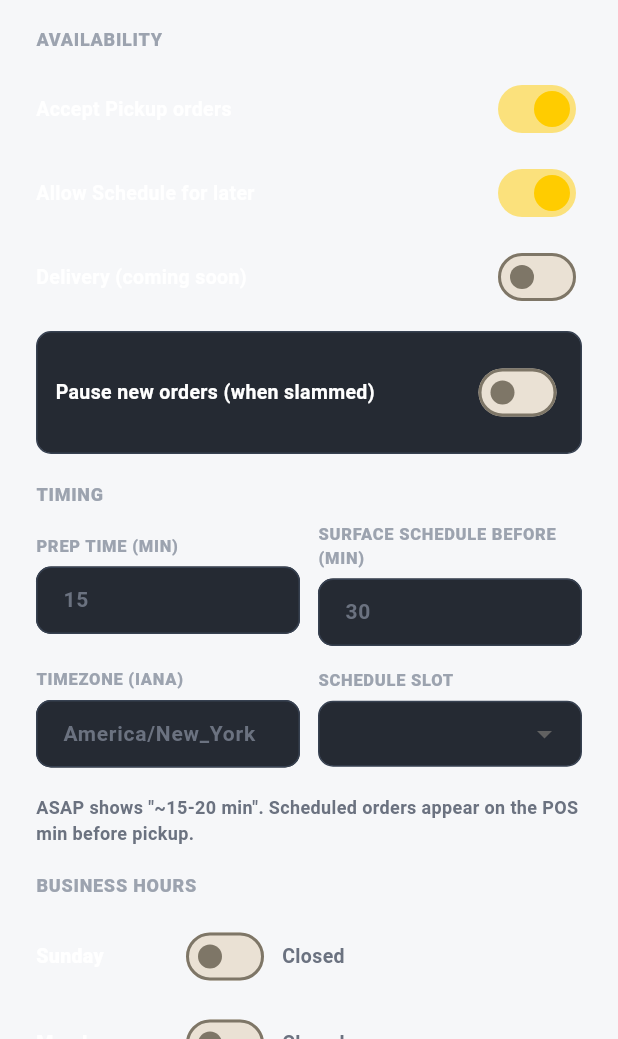
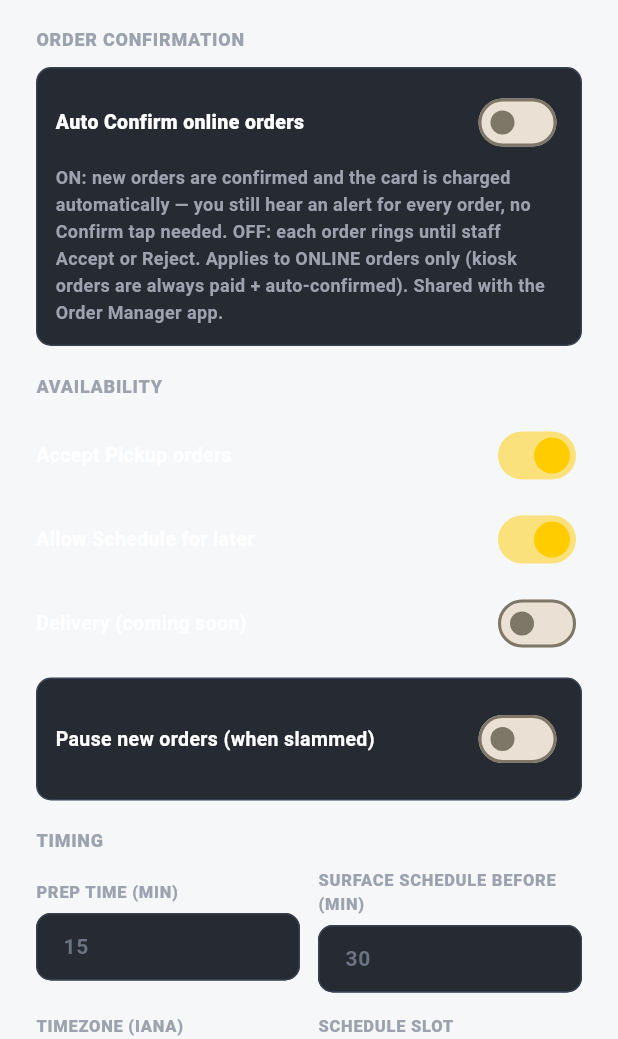
Before and after one commit to kentranus/vido-food-flutter, a Flutter app: the _OrderingTab widget shown alone on an empty page, opened directly with empty values, on a phone screen of 412 x 824 dp, the part 197-1236 px from its top. Run offline on Flutter 3.47's test engine with Material 3 defaults, Android fonts, the phone set to English and light mode, and no system bars; our stand-ins replace audioplayers, firebase_core, firebase_messaging, flutter_local_notifications, pdf, printing and 1 more; accounts and stored records are empty; network calls fail.

Commit message:
POS: Auto Confirm online orders (server-side OM4 toggle) + alert on auto-confirmed orders
- Settings → Online Ordering → 'Order confirmation': AutoConfirmTile switch, saves
  immediately to POST /api/store/online-orders (shared per-store with Order Manager app)
- Online orders arriving already-accepted (server auto-confirm) now play a light
  ting so staff know to start cooking — no takeover, nothing to confirm
- Prints reuse existing onlineKitchen/onlineReceipt toggles, gated on server
  shouldPrint flag + markPrinted clears it (no double-print across devices)
- OnlineOrder.shouldPrint field (additive), Api.setAutoConfirmOnline
- 11 new tests (35/35 passing)

Co-Authored-By: Claude Fable 5 <noreply@anthropic.com>

```diff
--- a/lib/api.dart
+++ b/lib/api.dart
@@ -53,6 +53,7 @@ class OnlineOrder {
   final int? etaMinutes;
   final String paymentStatus;
   final String createdAt;
+  final bool shouldPrint; // server flag: confirmed but not yet printed anywhere
   OnlineOrder({
     required this.id,
     this.number,
@@ -69,6 +70,7 @@ class OnlineOrder {
     this.etaMinutes,
     required this.paymentStatus,
     required this.createdAt,
+    this.shouldPrint = false,
   });
   static double _d(dynamic v) => v == null ? 0 : (v is num ? v.toDouble() : double.tryParse('$v') ?? 0);
   factory OnlineOrder.fromJson(Map<String, dynamic> j) => OnlineOrder(
@@ -87,6 +89,7 @@ class OnlineOrder {
         etaMinutes: j['etaMinutes'] == null ? null : int.tryParse('${j['etaMinutes']}'),
         paymentStatus: (j['paymentStatus'] ?? '').toString(),
         createdAt: (j['createdAt'] ?? '').toString(),
+        shouldPrint: j['shouldPrint'] == true,
       );
   bool get isCard => paymentStatus == 'authorized' || paymentStatus == 'captured' || paymentStatus == 'card';
 }
@@ -271,6 +274,9 @@ class Api {
 
   // ---- Settings (shop info / payment / customer display / kiosks) ----
   Future<Map<String, dynamic>> saveSettings(Map<String, dynamic> patch) => _post('/api/settings', patch);
+  // OM4 — server-side Auto Confirm online orders (maps to requireOnlineOrderAccept).
+  Future<Map<String, dynamic>> setAutoConfirmOnline(bool on) =>
+      _post('/api/store/online-orders', {'autoConfirm': on});
 
   // ---- Staff & PINs ----
   Future<Map<String, dynamic>> getStaff() => _get('/api/staff');
--- a/lib/pos/online_orders.dart
+++ b/lib/pos/online_orders.dart
@@ -31,6 +31,12 @@ String? columnOf(String status, String source) {
   if (status == 'pending_accept' || status == 'new') return src.contains('kiosk') ? 'preparing' : 'new';
   return null;
 }
+
+/// OM4 — server-side Auto Confirm: an ONLINE order that shows up ALREADY
+/// accepted (server captured the card at order time). Staff still get a light
+/// ting so they know to start cooking — there's just nothing to confirm.
+bool isServerConfirmedOnline(String status, String source, {required bool seen}) =>
+    !seen && status == 'accepted' && !source.toLowerCase().contains('kiosk');
 
 String minsAgo(String iso) {
   final d = DateTime.tryParse(iso);
@@ -156,6 +162,24 @@ class OnlineOrdersController extends ChangeNotifier {
           && (o.status == 'new' || o.status == 'pending_accept') && !_autoAccepted.contains(o.id)) {
         _autoAccepted.add(o.id);
         Api.instance.accept(o.id, null);
+      }
+    }
+    // OM4 — server-side Auto Confirm: online orders can arrive ALREADY accepted
+    // (store toggle in Settings → Online Ordering; card was captured at order
+    // time). Light ting — no takeover, nothing to confirm. Prints reuse the
+    // existing online auto-print toggles; markPrinted clears the server flag so
+    // other devices (Order Manager app) don't double-print.
+    for (final o in activeOrders) {
+      if (isServerConfirmedOnline(o.status, o.source, seen: _seen.contains(o.id))) {
+        _seen.add(o.id);
+        if (_first) continue;
+        _ting.play(AssetSource('sounds/order_alert.wav'));
+        if (o.shouldPrint) {
+          var printedAny = false;
+          if (_flag('onlineKitchen') && !_kioskPrinted.contains(o.id)) { _kioskPrinted.add(o.id); _printTicket(o); printedAny = true; }
+          if (_flag('onlineReceipt') && !_receiptPrinted.contains(o.id)) { _receiptPrinted.add(o.id); _printCustomerReceipt(o); printedAny = true; }
+          if (printedAny) Api.instance.markPrinted(o.id);
+        }
       }
     }
     _first = false;
--- a/lib/pos/settings_screen.dart
+++ b/lib/pos/settings_screen.dart
@@ -703,6 +703,9 @@ class _OrderingTabState extends State<_OrderingTab> {
       Text('Controls your customer order page (order.vidofood.com). Hours decide Open/Closed and which Schedule times customers can pick.',
           style: TextStyle(color: c.textMute, fontWeight: FontWeight.w600, fontSize: 13, height: 1.5)),
 
+      _section(c, 'Order confirmation'),
+      const AutoConfirmTile(),
+
       _section(c, 'Availability'),
       _toggle(c, 'Accept Pickup orders', _pickup, (v) => setState(() => _pickup = v)),
       _toggle(c, 'Allow Schedule for later', _schedule, (v) => setState(() => _schedule = v)),
@@ -782,6 +785,81 @@ class _OrderingTabState extends State<_OrderingTab> {
   }
 }
 
+// ============================================== Auto Confirm (OM4, server-side)
+/// Switch "Auto Confirm online orders" — saves to the SERVER per store (shared
+/// with the Order Manager app), takes effect immediately (no Save button).
+/// ON: server accepts + charges the card the moment the order arrives — the POS
+/// still tings on every new order, staff just never tap Confirm. OFF: each
+/// online order rings until staff Accept (charges) or Reject (voids).
+/// Loader/saver are injectable so widget tests run without a network.
+class AutoConfirmTile extends StatefulWidget {
+  final Future<bool> Function()? load;
+  final Future<Map<String, dynamic>> Function(bool on)? save;
+  const AutoConfirmTile({super.key, this.load, this.save});
+  @override
+  State<AutoConfirmTile> createState() => _AutoConfirmTileState();
+}
+
+class _AutoConfirmTileState extends State<AutoConfirmTile> {
+  bool? _on; // null = loading
+  bool _busy = false;
+
+  @override
+  void initState() { super.initState(); _load(); }
+
+  static Future<bool> _defaultLoad() async {
+    final j = await Api.instance.getSettings();
+    final st = (j['store'] is Map) ? Map<String, dynamic>.from(j['store']) : <String, dynamic>{};
+    return st['requireOnlineOrderAccept'] == false; // autoConfirm = !requireAccept
+  }
+
+  Future<void> _load() async {
+    try {
+      final v = await (widget.load ?? _defaultLoad)();
+      if (mounted) setState(() => _on = v);
+    } catch (_) {
+      if (mounted) setState(() => _on = false);
+    }
+  }
+
+  Future<void> _set(bool on) async {
+    final prev = _on;
+    setState(() { _on = on; _busy = true; });
+    final r = await (widget.save ?? Api.instance.setAutoConfirmOnline)(on);
+    if (!mounted) return;
+    if (r['ok'] == true) {
+      setState(() => _busy = false);
+      _toast(context, true, on ? 'Auto Confirm ON — new online orders are accepted and charged automatically.'
+                               : 'Auto Confirm OFF — staff must Accept each online order.');
+    } else {
+      setState(() { _on = prev; _busy = false; });
+      _toast(context, false, (r['error'] ?? 'Could not save — check the connection.').toString());
+    }
+  }
+
+  @override
+  Widget build(BuildContext context) {
+    final c = PT.c;
+    return Container(
+      padding: const EdgeInsets.all(12),
+      decoration: BoxDecoration(color: c.card, borderRadius: BorderRadius.circular(10), border: Border.all(color: c.border)),
+      child: Column(crossAxisAlignment: CrossAxisAlignment.start, children: [
+        Row(children: [
+          Expanded(child: Text('Auto Confirm online orders', style: TextStyle(fontWeight: FontWeight.w800, color: c.text, fontSize: 13))),
+          if (_on == null)
+            const SizedBox(width: 18, height: 18, child: CircularProgressIndicator(strokeWidth: 2))
+          else
+            Switch(value: _on!, activeThumbColor: c.primary, onChanged: _busy ? null : _set),
+        ]),
+        Padding(padding: const EdgeInsets.only(top: 4), child: Text(
+          'ON: new orders are confirmed and the card is charged automatically — you still hear an alert for every order, no Confirm tap needed. '
+          'OFF: each order rings until staff Accept or Reject. Applies to ONLINE orders only (kiosk orders are always paid + auto-confirmed). Shared with the Order Manager app.',
+          style: TextStyle(color: c.textMute, fontWeight: FontWeight.w600, fontSize: 12, height: 1.5))),
+      ]),
+    );
+  }
+}
+
 // ============================================================ Device tab
 class _DeviceTab extends StatelessWidget {
   final VoidCallback onEnterKiosk;
```
Also changed, not shown: 1 other file.
